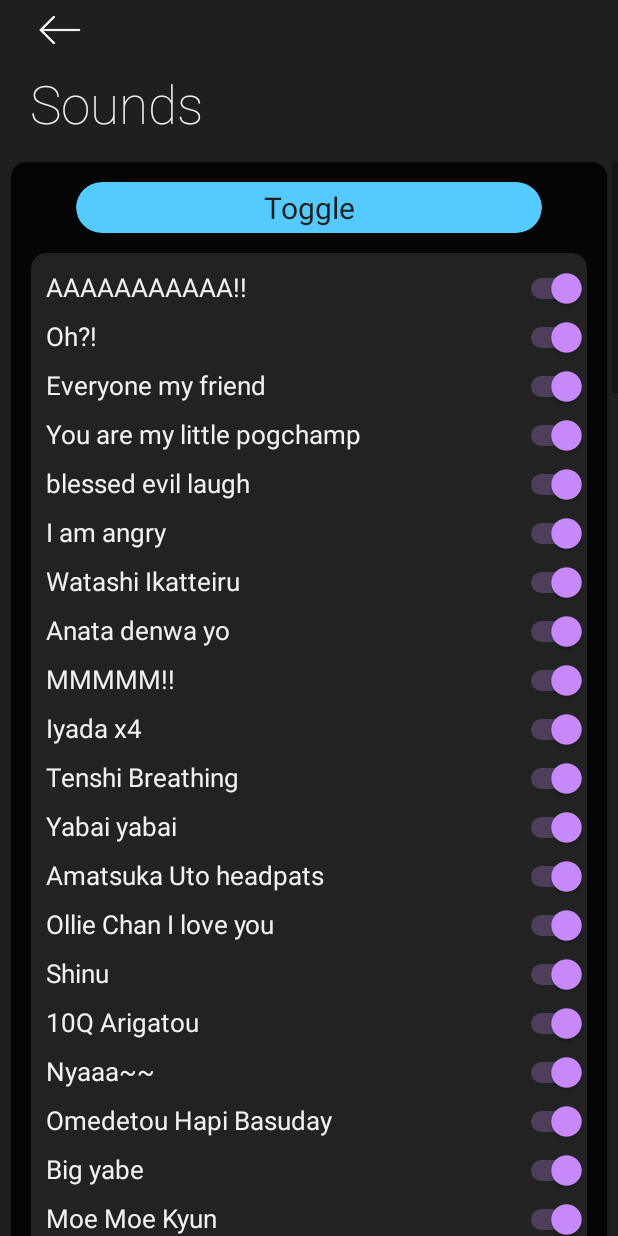
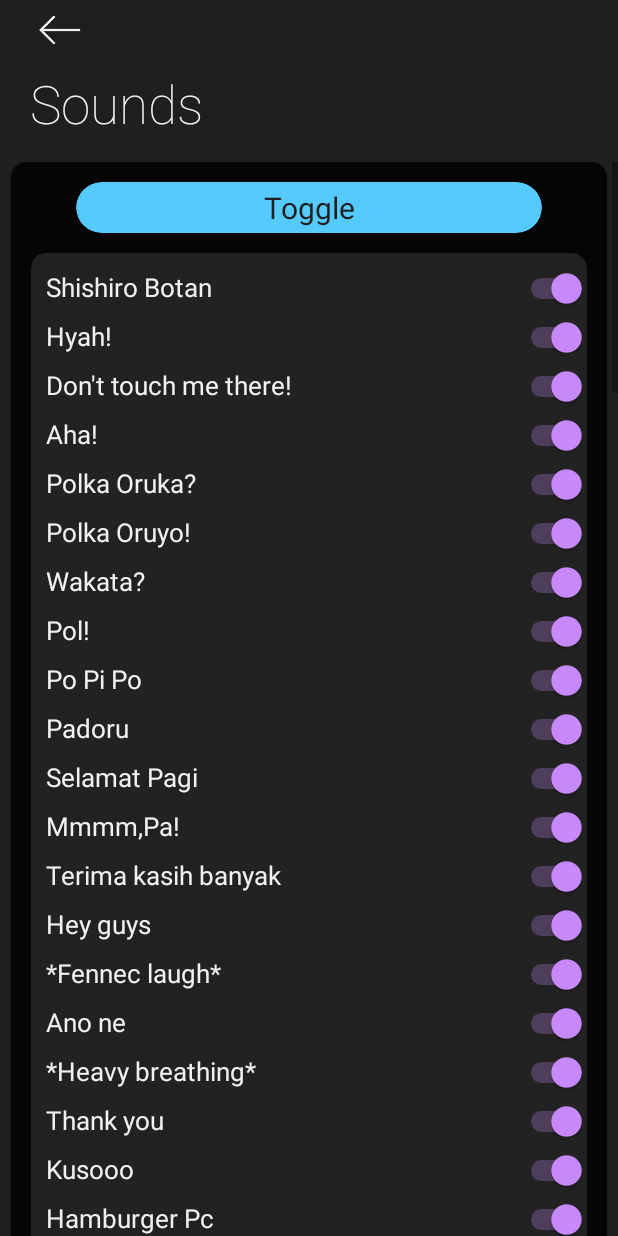
Before and after one commit to YuzuMin/Hololive-GEN5-Omaru-Polka-Noises, an Android app: the SoundSettings screen opened directly, with no data from a screen before it, on a phone screen of 412 x 824 dp. Run offline under Robolectric (Android 15) with nearby library versions, the phone set to English and light mode, and no system bars.

Commit message:
Update strings.xml

```diff
--- a/Rolling Release/polkaNoises/app/src/main/res/values/strings.xml
+++ b/Rolling Release/polkaNoises/app/src/main/res/values/strings.xml
@@ -1,14 +1,14 @@
 <resources>
     <!--MainActivity-->
-    <string name="app_name">Uto Noises</string>         <!--Needs translations-->
-    <string name="press_vtuber">Press Uto!</string>     <!--Needs translations-->
+    <string name="app_name">Polka Noises</string>         <!--Needs translations-->
+    <string name="press_vtuber">Press Polka!</string>     <!--Needs translations-->
     <string name="sit_back">Sit Back &amp; Chill</string>
     <!--AppMenu-->
     <string name="version">Version</string>
-    <string name="app_version" translatable="false">2021.10 REV-2</string>
-    <string name="youtubeChannelName" translatable="false">Uto Ch. 天使うと</string>
+    <string name="app_version" translatable="false">2021.11 REV-3</string>
+    <string name="youtubeChannelName" translatable="false">Polka Ch. 尾丸ポルカ</string>
     <string name="youtube_channel">Youtube Channel</string>
-    <string name="channel_tagline">Become A Tenshimp!</string>
+    <string name="channel_tagline">Best Online Circus</string>
     <string name="clicker_settings">Clicker Settings</string>
     <string name="sounds">Sounds</string>
     <string name="downloads">Downloads</string>
@@ -28,19 +28,7 @@
     <string name="mit_license">MIT License</string>
     <string name="release_notes">Release Notes</string>
     <!--InfoReader-->
-    <string name="instruction_manual_text">1. HOW TO USE APP\n
-                        Simply follow the on screen instructions and click on the character.\n
-                        \n
-                        2. AUTOCLICK\n
-                        Tap the words \"Press Uto\" and the text will become \"Sit Back &amp; Chill\". This will allow the app to autoplay random noises continuously\n
-                        \n
-                        3. Download Assets\n
-                        Go to the Settings Menu and you will see a button that says Downloads. You can Audio, Image and Video here\n
-                        \n
-                        4. DEVELOPER MODE\n
-                        To unlock Developer mode, Goto Settings tap Version at least 7 times, developer mode merely unlocks unstable features that are currently in development\n
-                        \n
-                        \n</string> <!--Needs translations-->
+    <string name="instruction_manual_text">"1. HOW TO USE APP                          Simply follow the on screen instructions and click on the character.                                                    2. AUTOCLICK                          Tap the words \"Press Uto\" and the text will become \"Sit Back &amp; Chill\". This will allow the app to autoplay random noises continuously                                                    3. Download Assets                          Go to the Settings Menu and you will see a button that says Downloads. You can Audio, Image and Video here                                                    4. DEVELOPER MODE                          To unlock Developer mode, Goto Settings tap Version at least 7 times, developer mode merely unlocks unstable features that are currently in development                                                     "</string> <!--Needs translations-->
     <string name="release_notes_text">/***REMOVED FEATURES***/\n
                                 •Alarm Clock (ANDROID INCOMPATIBILITY)\n
                                 \n
@@ -54,106 +42,59 @@
     <string name="error_text">Oops Something must\'ve went wrong</string>
 
 
-    <string name="noise1_text" translatable="false">AAAAAAAAAAA!!</string>
-    <string name="noise2_text" translatable="false">Oh?!</string>
-    <string name="noise3_text" translatable="false">Everyone my friend</string>
-    <string name="noise4_text" translatable="false">You are my little pogchamp</string>
-    <string name="noise5_text" translatable="false">blessed evil laugh</string>
-    <string name="noise6_text" translatable="false">I am angry</string>
-    <string name="noise7_text" translatable="false">Watashi Ikatteiru</string>
-    <string name="noise8_text" translatable="false">Anata denwa yo</string>
-    <string name="noise9_text" translatable="false">MMMMM!!</string>
-    <string name="noise10_text" translatable="false">Iyada x4</string>
-    <string name="noise11_text" translatable="false">Tenshi Breathing</string>
-    <string name="noise12_text" translatable="false">Yabai yabai</string>
-    <string name="noise13_text" translatable="false">Amatsuka Uto headpats</string>
-    <string name="noise14_text" translatable="false">Ollie Chan I love you</string>
-    <string name="noise15_text" translatable="false">Shinu</string>
-    <string name="noise16_text" translatable="false">10Q Arigatou</string>
-    <string name="noise17_text" translatable="false">Nyaaa~~</string>
-    <string name="noise18_text" translatable="false">Omedetou Hapi Basuday</string>
-    <string name="noise19_text" translatable="false">Big yabe</string>
-    <string name="noise20_text" translatable="false">Moe Moe Kyun</string>
-    <string name="noise21_text" translatable="false">NNNNNNNN!</string>
-    <string name="noise22_text" translatable="false">Nico Nico Nii</string>
-    <string name="noise23_text" translatable="false">Nice to Meet You</string>
-    <string name="noise24_text" translatable="false">NEEEEEEEEEEEE!!!</string>
-    <string name="noise25_text" translatable="false">omae wa mou shindeiru</string>
-    <string name="noise26_text" translatable="false">omae wa mou shindeiru ASMR</string>
-    <string name="noise27_text" translatable="false">LMAO</string>
-    <string name="noise28_text" translatable="false">Big Kusa</string>
-    <string name="noise29_text" translatable="false">Tenshi Giggle</string>
-    <string name="noise30_text" translatable="false">ABC Song</string>
-    <string name="noise31_text" translatable="false">HMPH</string>
-    <string name="noise32_text" translatable="false">Hey Moona</string>
-    <string name="noise33_text" translatable="false">Almond Almond</string>
-    <string name="noise34_text" translatable="false">Heavy Breathing</string>
-    <string name="noise35_text" translatable="false">Arigato Minna</string>
-    <string name="noise36_text" translatable="false">Everyone is my husband, Okay</string>
-    <string name="noise37_text" translatable="false">BUN BUN CHA</string>
-    <string name="noise38_text" translatable="false">Onii Chan</string>
-    <string name="noise39_text" translatable="false">Papa</string>
-    <string name="noise40_text" translatable="false">Ara Ara</string>
-    <string name="noise41_text" translatable="false">Uto Pop Pop</string>
-    <string name="noise42_text" translatable="false">Step Bro Nani o shimasu ka</string>
-    <string name="noise43_text" translatable="false">Yoshi Yoshi Good Boy</string>
-    <string name="noise44_text" translatable="false">Yo Wazzup</string>
-    <string name="noise45_text" translatable="false">I Love Everyone</string>
-    <string name="noise46_text" translatable="false">Bye Bye</string>
-    <string name="noise47_text" translatable="false">WAAAAAA!</string>
-    <string name="noise48_text" translatable="false">Watafaq</string>
-    <string name="noise49_text" translatable="false">Im Die Thank You 4ever</string>
-    <string name="noise50_text" translatable="false">Tenshi Noises</string>
-    <string name="noise51_text" translatable="false">My New PC</string>
-    <string name="noise52_text" translatable="false">Yaaaaay</string>
-    <string name="noise53_text" translatable="false">Sugoi Yo</string>
-    <string name="noise54_text" translatable="false">Ureshii Nee</string>
-    <string name="noise55_text" translatable="false">Very Strong Pc</string>
-    <string name="noise56_text" translatable="false">Interesting</string>
-    <string name="noise57_text" translatable="false">Pumpkin Pc</string>
-    <string name="noise58_text" translatable="false">Eroge Suki Janai</string>
-    <string name="noise59_text" translatable="false">I am SIMP</string>
-    <string name="noise60_text" translatable="false">Struggling Noises</string>
-    <string name="noise61_text" translatable="false">Peko Laugh</string>
-    <string name="noise62_text" translatable="false">Don\'t cry</string>
-    <string name="noise63_text" translatable="false">Oya Oya</string>
-    <string name="noise64_text" translatable="false">Shuba Shuba</string>
-    <string name="noise65_text" translatable="false">Subaru Desu</string>
-    <string name="noise66_text" translatable="false">Haachama Chama</string>
-    <string name="noise67_text" translatable="false">Rushia Desu</string>
-    <string name="noise68_text" translatable="false">Holy coughs</string>
-    <string name="noise69_text" translatable="false">GG Men</string>
-    <string name="noise70_text" translatable="false">otsukaresama deshita</string>
-    <string name="noise71_text" translatable="false">Tenshi Cries</string>
-    <string name="noise72_text" translatable="false">Study gambare</string>
-    <string name="noise73_text" translatable="false">Dinner,Bath or Superchat?</string>
-    <string name="noise74_text" translatable="false">Ahoy</string>
-    <string name="noise75_text" translatable="false">Marine Desu</string>
-    <string name="noise76_text" translatable="false">Minna</string>
-    <string name="noise77_text" translatable="false">Smug Laugh</string>
-    <string name="noise78_text" translatable="false">Satisfied Noises</string>
-    <string name="noise79_text" translatable="false">PANIK</string>
-    <string name="noise80_text" translatable="false">Pain</string>
-    <string name="noise81_text" translatable="false">Onii Chan Asa Dayo</string>
-    <string name="noise82_text" translatable="false">Oh My God!</string>
-    <string name="noise83_text" translatable="false">Chu</string>
-    <string name="noise84_text" translatable="false">Nani</string>
-    <string name="noise85_text" translatable="false">Doyukoto</string>
-    <string name="noise86_text" translatable="false">Nande</string>
-    <string name="noise87_text" translatable="false">Konpeko</string>
-    <string name="noise88_text" translatable="false">nab0i mama</string>
-    <string name="noise89_text" translatable="false">No Pettan</string>
-    <string name="noise90_text" translatable="false">Normal Pettan</string>
-    <string name="noise91_text" translatable="false">Pettan Janai no desu</string>
-    <string name="noise92_text" translatable="false">Normal Tenshi</string>
-    <string name="noise93_text" translatable="false">I wink everyday</string>
-    <string name="noise94_text" translatable="false">Uto\'s sister</string>
-    <string name="noise95_text" translatable="false">Peko peko peko</string>
-    <string name="noise96_text" translatable="false">Gambarimasu Onii Chan</string>
-    <string name="noise97_text" translatable="false">confused angry noises</string>
-    <string name="noise98_text" translatable="false">Buruh</string>
-    <string name="noise99_text" translatable="false">Oboeta</string>
-    <string name="noise100_text" translatable="false">Poggars</string>
-
+    <string name="noise1_text" translatable="false">Shishiro Botan</string>
+    <string name="noise2_text" translatable="false">Hyah!</string>
+    <string name="noise3_text" translatable="false">Don\'t touch me there!</string>
+    <string name="noise4_text" translatable="false">Aha!</string>
+    <string name="noise5_text" translatable="false">Polka Oruka?</string>
+    <string name="noise6_text" translatable="false">Polka Oruyo!</string>
+    <string name="noise7_text" translatable="false">Wakata?</string>
+    <string name="noise8_text" translatable="false">Pol!</string>
+    <string name="noise9_text" translatable="false">Po Pi Po</string>
+    <string name="noise10_text" translatable="false">Padoru</string>
+    <string name="noise11_text" translatable="false">Selamat Pagi</string>
+    <string name="noise12_text" translatable="false">Mmmm,Pa!</string>
+    <string name="noise13_text" translatable="false">Terima kasih banyak</string>
+    <string name="noise14_text" translatable="false">Hey guys</string>
+    <string name="noise15_text" translatable="false">*Fennec laugh*</string>
+    <string name="noise16_text" translatable="false">Ano ne</string>
+    <string name="noise17_text" translatable="false">*Heavy breathing*</string>
+    <string name="noise18_text" translatable="false">Thank you</string>
+    <string name="noise19_text" translatable="false">Kusooo</string>
+    <string name="noise20_text" translatable="false">Hamburger Pc</string>
+    <string name="noise21_text" translatable="false">No No No</string>
+    <string name="noise22_text" translatable="false">Beef Pc</string>
+    <string name="noise23_text" translatable="false">Go Go Go</string>
+    <string name="noise24_text" translatable="false">*Angry Fennec Noise*</string>
+    <string name="noise25_text" translatable="false">Poltato PC Arrrgh</string>
+    <string name="noise26_text" translatable="false">Yes Yes Yes Yes</string>
+    <string name="noise27_text" translatable="false">早くハンバーガーになりたい。</string>
+    <string name="noise28_text" translatable="false">5 million gram beef pc</string>
+    <string name="noise29_text" translatable="false">なんで</string>
+    <string name="noise30_text" translatable="false">違う</string>
+    <string name="noise31_text" translatable="false">Where</string>
+    <string name="noise32_text" translatable="false">カフェテリアですけど</string>
+    <string name="noise33_text" translatable="false">I\'m 300k subs vtuber</string>
+    <string name="noise34_text" translatable="false">*Polka betrays Nene*</string>
+    <string name="noise35_text" translatable="false">Bye bye</string>
+    <string name="noise36_text" translatable="false">Mata Nene</string>
+    <string name="noise37_text" translatable="false">I\'ll be bacc</string>
+    <string name="noise38_text" translatable="false">Pol Pol Pol Pol A</string>
+    <string name="noise39_text" translatable="false">Phoenix is me</string>
+    <string name="noise40_text" translatable="false">Teacher time</string>
+    <string name="noise41_text" translatable="false">Tu dio dio</string>
+    <string name="noise42_text" translatable="false">Rio dio</string>
+    <string name="noise43_text" translatable="false">I\'m Kiara</string>
+    <string name="noise44_text" translatable="false">Kikkeriki </string>
+    <string name="noise45_text" translatable="false">Fucking my life</string>
+    <string name="noise46_text" translatable="false">Kusotori</string>
+    <string name="noise47_text" translatable="false">Gomen Nene</string>
+    <string name="noise48_text" translatable="false">えんやで</string>
+    <string name="noise49_text" translatable="false">Polka ambulance noise</string>
+    <string name="noise50_text" translatable="false">Voice Sample 1</string>
+    <string name="noise51_text" translatable="false">Voice Sample 2</string>
+    <string name="noise52_text" translatable="false">Voice Sample 3</string>
+    <string name="noise53_text" translatable="false">Voice Sample 4</string>
+    <string name="noise54_text" translatable="false">Kuso GAAAAA</string>
 
 </resources>
```
